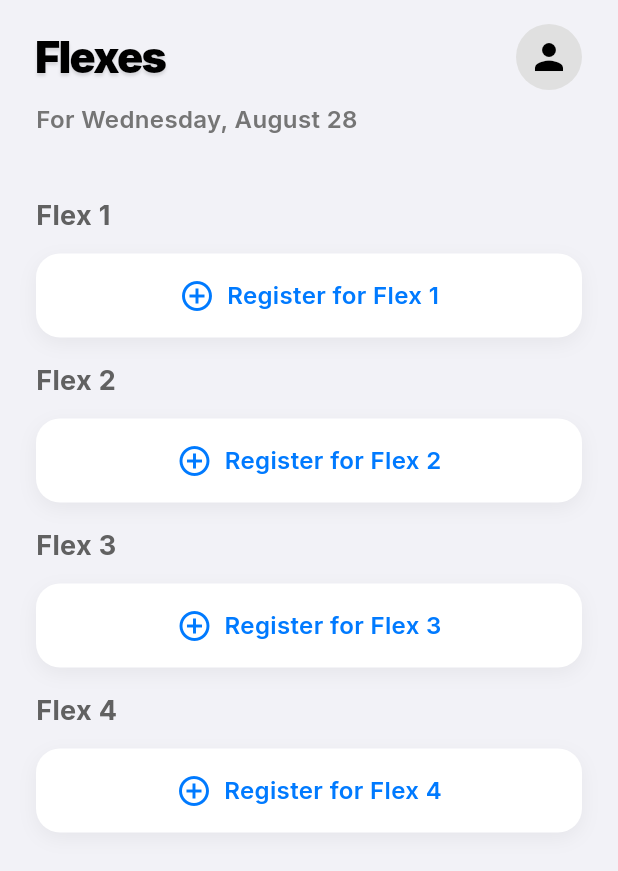
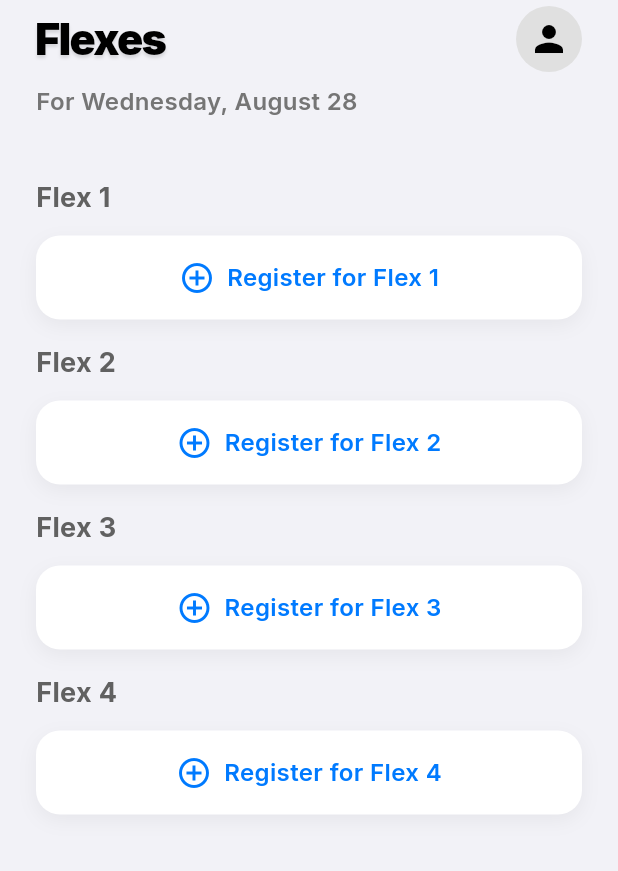
Before and after one commit to NCP-Stampede/northside-app, a Flutter app: the FlexesPage screen opened directly, on a phone screen of 412 x 824 dp. Shown: the top 871 px of the screen. Run offline on Flutter 3.47's test engine with Material 3 defaults, Android fonts, the phone set to English and light mode, and no system bars; our stand-ins replace get, google_fonts, sizer, sticky_headers, table_calendar, webview_flutter.

Commit message:
Update shared_header.dart

```diff
--- a/northside_app/lib/widgets/shared_header.dart
+++ b/northside_app/lib/widgets/shared_header.dart
@@ -16,7 +16,12 @@ class SharedHeader extends StatelessWidget {
     final double titleFontSize = screenWidth * 0.07; // Responsive title size
 
     return Padding(
-      padding: EdgeInsets.fromLTRB(24.0, MediaQuery.of(context).padding.top + 16, 24.0, 0),
+      padding: EdgeInsets.fromLTRB(
+        24.0,
+        MediaQuery.of(context).padding.top + 4, // Only a small extra gap after status bar
+        24.0,
+        0,
+      ),
       child: Row(
         mainAxisAlignment: MainAxisAlignment.spaceBetween,
         children: [
```
